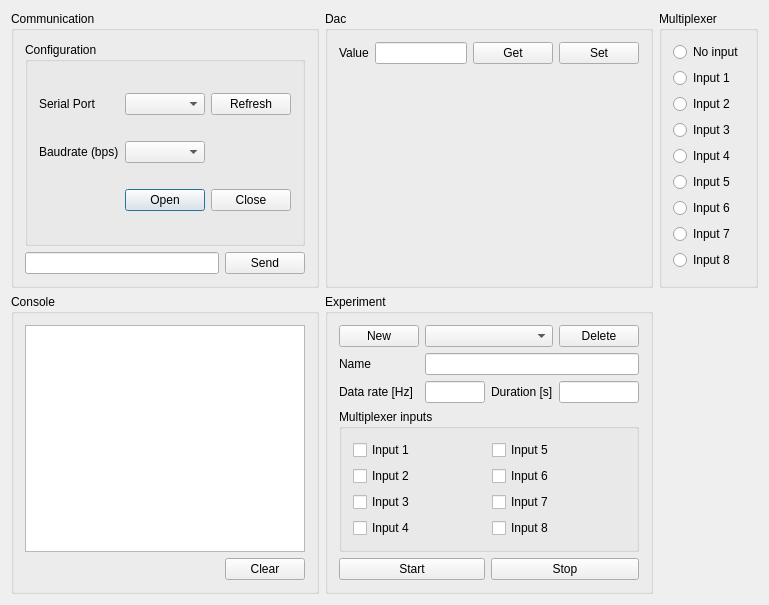
This is InterfaceDSPIC.ui in GaruPeng/MicroTIP-GUI as Qt 5 draws it before an edit. The edited form follows.
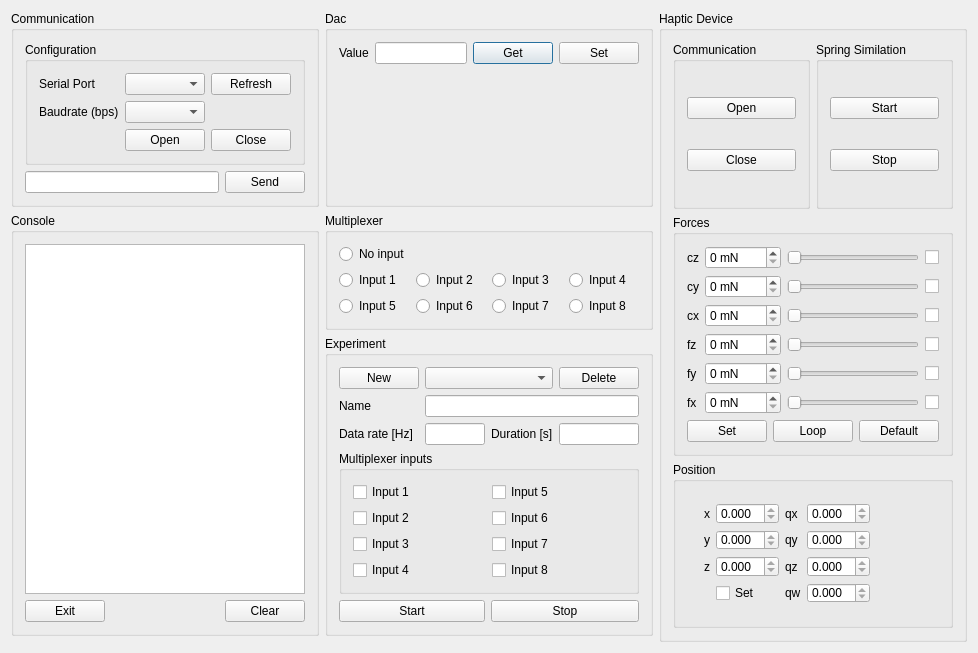
This is the edited form.

Commit message: Add new class Haptic to communicate with haptic device. Add new class Scope to create a chart window. Include library VirtuoseAPI for haptic communication. Update the GUI with new features concerning haptic control. Modified on_newMessage for getting correct DAC message.

```diff
--- a/InterfaceDSPIC.ui
+++ b/InterfaceDSPIC.ui
@@ -6,7 +6,7 @@
    <rect>
     <x>0</x>
     <y>0</y>
-    <width>764</width>
+    <width>882</width>
     <height>605</height>
    </rect>
   </property>
@@ -14,13 +14,66 @@
    <string>InterfaceDSPIC</string>
   </property>
   <layout class="QGridLayout" name="gridLayout">
-   <item row="0" column="2">
+   <item row="0" column="1">
+    <widget class="QGroupBox" name="gpbDac">
+     <property name="title">
+      <string>Dac</string>
+     </property>
+     <layout class="QGridLayout" name="gridLayout_5">
+      <item row="0" column="2">
+       <widget class="QPushButton" name="btnDacGetValue">
+        <property name="text">
+         <string>Get</string>
+        </property>
+       </widget>
+      </item>
+      <item row="0" column="3">
+       <widget class="QPushButton" name="btnDacSetValue">
+        <property name="text">
+         <string>Set</string>
+        </property>
+       </widget>
+      </item>
+      <item row="0" column="1">
+       <widget class="QLineEdit" name="leDacValue">
+        <property name="minimumSize">
+         <size>
+          <width>60</width>
+          <height>0</height>
+         </size>
+        </property>
+       </widget>
+      </item>
+      <item row="1" column="2">
+       <spacer name="vspDac">
+        <property name="orientation">
+         <enum>Qt::Vertical</enum>
+        </property>
+        <property name="sizeHint" stdset="0">
+         <size>
+          <width>20</width>
+          <height>40</height>
+         </size>
+        </property>
+       </spacer>
+      </item>
+      <item row="0" column="0">
+       <widget class="QLabel" name="lblDacValue">
+        <property name="text">
+         <string>Value</string>
+        </property>
+       </widget>
+      </item>
+     </layout>
+    </widget>
+   </item>
+   <item row="1" column="1">
     <widget class="QGroupBox" name="vlyMux">
      <property name="title">
       <string>Multiplexer</string>
      </property>
-     <layout class="QVBoxLayout" name="verticalLayout">
-      <item>
+     <layout class="QGridLayout" name="gridLayout_14">
+      <item row="0" column="0">
        <widget class="QRadioButton" name="radMuxNoInput">
         <property name="text">
          <string>No input</string>
@@ -30,7 +83,7 @@
         </attribute>
        </widget>
       </item>
-      <item>
+      <item row="1" column="0">
        <widget class="QRadioButton" name="radMuxInput1">
         <property name="text">
          <string>Input 1</string>
@@ -40,7 +93,7 @@
         </attribute>
        </widget>
       </item>
-      <item>
+      <item row="1" column="1">
        <widget class="QRadioButton" name="radMuxInput2">
         <property name="text">
          <string>Input 2</string>
@@ -50,7 +103,7 @@
         </attribute>
        </widget>
       </item>
-      <item>
+      <item row="1" column="2">
        <widget class="QRadioButton" name="radMuxInput3">
         <property name="text">
          <string>Input 3</string>
@@ -60,7 +113,7 @@
         </attribute>
        </widget>
       </item>
-      <item>
+      <item row="1" column="3">
        <widget class="QRadioButton" name="radMuxInput4">
         <property name="text">
          <string>Input 4</string>
@@ -70,7 +123,7 @@
         </attribute>
        </widget>
       </item>
-      <item>
+      <item row="2" column="0">
        <widget class="QRadioButton" name="radMuxInput5">
         <property name="text">
          <string>Input 5</string>
@@ -80,7 +133,7 @@
         </attribute>
        </widget>
       </item>
-      <item>
+      <item row="2" column="1">
        <widget class="QRadioButton" name="radMuxInput6">
         <property name="text">
          <string>Input 6</string>
@@ -90,7 +143,7 @@
         </attribute>
        </widget>
       </item>
-      <item>
+      <item row="2" column="2">
        <widget class="QRadioButton" name="radMuxInput7">
         <property name="text">
          <string>Input 7</string>
@@ -100,7 +153,7 @@
         </attribute>
        </widget>
       </item>
-      <item>
+      <item row="2" column="3">
        <widget class="QRadioButton" name="radMuxInput8">
         <property name="text">
          <string>Input 8</string>
@@ -192,66 +245,27 @@
      </layout>
     </widget>
    </item>
-   <item row="0" column="1">
-    <widget class="QGroupBox" name="gpbDac">
-     <property name="title">
-      <string>Dac</string>
-     </property>
-     <layout class="QGridLayout" name="gridLayout_5">
-      <item row="0" column="2">
-       <widget class="QPushButton" name="btnDacGetValue">
-        <property name="text">
-         <string>Get</string>
-        </property>
-       </widget>
-      </item>
-      <item row="0" column="0">
-       <widget class="QLabel" name="lblDacValue">
-        <property name="text">
-         <string>Value</string>
-        </property>
-       </widget>
-      </item>
-      <item row="0" column="1">
-       <widget class="QLineEdit" name="leDacValue">
-        <property name="minimumSize">
-         <size>
-          <width>60</width>
-          <height>0</height>
-         </size>
-        </property>
-       </widget>
-      </item>
-      <item row="0" column="3">
-       <widget class="QPushButton" name="btnDacSetValue">
-        <property name="text">
-         <string>Set</string>
-        </property>
-       </widget>
-      </item>
-      <item row="1" column="2">
-       <spacer name="vspDac">
-        <property name="orientation">
-         <enum>Qt::Vertical</enum>
-        </property>
-        <property name="sizeHint" stdset="0">
-         <size>
-          <width>20</width>
-          <height>40</height>
-         </size>
-        </property>
-       </spacer>
-      </item>
-     </layout>
-    </widget>
-   </item>
-   <item row="1" column="0">
+   <item row="1" column="0" rowspan="2">
     <widget class="QGroupBox" name="gbpConsole">
      <property name="title">
       <string>Console</string>
      </property>
      <layout class="QGridLayout" name="gridLayout_4">
-      <item row="2" column="0" colspan="4">
+      <item row="3" column="3">
+       <widget class="QPushButton" name="btnClearConsole">
+        <property name="text">
+         <string>Clear</string>
+        </property>
+       </widget>
+      </item>
+      <item row="3" column="0">
+       <widget class="QPushButton" name="btnExit">
+        <property name="text">
+         <string>Exit</string>
+        </property>
+       </widget>
+      </item>
+      <item row="1" column="0" rowspan="2" colspan="4">
        <widget class="QTextEdit" name="teConsole">
         <property name="enabled">
          <bool>true</bool>
@@ -264,17 +278,595 @@
         </property>
        </widget>
       </item>
-      <item row="3" column="3">
-       <widget class="QPushButton" name="btnClearConsole">
-        <property name="text">
-         <string>Clear</string>
+     </layout>
+    </widget>
+   </item>
+   <item row="0" column="3" rowspan="4">
+    <widget class="QGroupBox" name="gpbHaptic">
+     <property name="title">
+      <string>Haptic Device</string>
+     </property>
+     <layout class="QGridLayout" name="gridLayout_12">
+      <item row="0" column="1">
+       <widget class="QGroupBox" name="gpbHapticSim">
+        <property name="title">
+         <string>Spring Similation</string>
         </property>
+        <layout class="QGridLayout" name="gridLayout_6">
+         <item row="0" column="0">
+          <widget class="QPushButton" name="btnStartHapticSim">
+           <property name="text">
+            <string>Start</string>
+           </property>
+          </widget>
+         </item>
+         <item row="1" column="0">
+          <widget class="QPushButton" name="btnStopHapticSim">
+           <property name="text">
+            <string>Stop</string>
+           </property>
+          </widget>
+         </item>
+        </layout>
        </widget>
       </item>
+      <item row="2" column="0" colspan="2">
+       <widget class="QGroupBox" name="gpbHapticForce">
+        <property name="title">
+         <string>Forces</string>
+        </property>
+        <layout class="QGridLayout" name="gridLayout_11">
+         <item row="1" column="1">
+          <widget class="QPushButton" name="btnHapticLoopForce">
+           <property name="text">
+            <string>Loop</string>
+           </property>
+          </widget>
+         </item>
+         <item row="1" column="2">
+          <widget class="QPushButton" name="btnHapticDefaultForce">
+           <property name="text">
+            <string>Default</string>
+           </property>
+          </widget>
+         </item>
+         <item row="1" column="0">
+          <widget class="QPushButton" name="btnHapticSetForce">
+           <property name="text">
+            <string>Set</string>
+           </property>
+          </widget>
+         </item>
+         <item row="0" column="0" colspan="3">
+          <layout class="QGridLayout" name="gridLayout_8">
+           <property name="sizeConstraint">
+            <enum>QLayout::SetMinimumSize</enum>
+           </property>
+           <item row="4" column="2">
+            <widget class="QSlider" name="sldAxe2">
+             <property name="maximum">
+              <number>1000</number>
+             </property>
+             <property name="singleStep">
+              <number>10</number>
+             </property>
+             <property name="pageStep">
+              <number>100</number>
+             </property>
+             <property name="value">
+              <number>0</number>
+             </property>
+             <property name="orientation">
+              <enum>Qt::Horizontal</enum>
+             </property>
+            </widget>
+           </item>
+           <item row="5" column="0">
+            <widget class="QLabel" name="lblAxe1">
+             <property name="text">
+              <string>fx</string>
+             </property>
+            </widget>
+           </item>
+           <item row="1" column="2">
+            <widget class="QSlider" name="sldAxe5">
+             <property name="maximum">
+              <number>1000</number>
+             </property>
+             <property name="singleStep">
+              <number>10</number>
+             </property>
+             <property name="pageStep">
+              <number>100</number>
+             </property>
+             <property name="orientation">
+              <enum>Qt::Horizontal</enum>
+             </property>
+            </widget>
+           </item>
+           <item row="0" column="1">
+            <widget class="QSpinBox" name="spbAxe6">
+             <property name="suffix">
+              <string> mN</string>
+             </property>
+             <property name="maximum">
+              <number>1000</number>
+             </property>
+             <property name="singleStep">
+              <number>10</number>
+             </property>
+            </widget>
+           </item>
+           <item row="1" column="1">
+            <widget class="QSpinBox" name="spbAxe5">
+             <property name="suffix">
+              <string> mN</string>
+             </property>
+             <property name="maximum">
+              <number>1000</number>
+             </property>
+             <property name="singleStep">
+              <number>10</number>
+             </property>
+            </widget>
+           </item>
+           <item row="0" column="0">
+            <widget class="QLabel" name="lblAxe6">
+             <property name="text">
+              <string>cz</string>
+             </property>
+            </widget>
+           </item>
+           <item row="3" column="0">
+            <widget class="QLabel" name="lblAxe3">
+             <property name="text">
+              <string>fz</string>
+             </property>
+            </widget>
+           </item>
+           <item row="3" column="1">
+            <widget class="QSpinBox" name="spbAxe3">
+             <property name="suffix">
+              <string> mN</string>
+             </property>
+             <property name="maximum">
+              <number>1000</number>
+             </property>
+             <property name="singleStep">
+              <number>10</number>
+             </property>
+             <property name="value">
+              <number>0</number>
+             </property>
+            </widget>
+           </item>
+           <item row="5" column="2">
+            <widget class="QSlider" name="sldAxe1">
+             <property name="maximum">
+              <number>1000</number>
+             </property>
+             <property name="singleStep">
+              <number>10</number>
+             </property>
+             <property name="pageStep">
+              <number>100</number>
+             </property>
+             <property name="value">
+              <number>0</number>
+             </property>
+             <property name="orientation">
+              <enum>Qt::Horizontal</enum>
+             </property>
+            </widget>
+           </item>
+           <item row="2" column="1">
+            <widget class="QSpinBox" name="spbAxe4">
+             <property name="suffix">
+              <string> mN</string>
+             </property>
+             <property name="maximum">
+              <number>1000</number>
+             </property>
+             <property name="singleStep">
+              <number>10</number>
+             </property>
+            </widget>
+           </item>
+           <item row="5" column="1">
+            <widget class="QSpinBox" name="spbAxe1">
+             <property name="suffix">
+              <string> mN</string>
+             </property>
+             <property name="maximum">
+              <number>1000</number>
+             </property>
+             <property name="singleStep">
+              <number>10</number>
+             </property>
+             <property name="value">
+              <number>0</number>
+             </property>
+            </widget>
+           </item>
+           <item row="4" column="1">
+            <widget class="QSpinBox" name="spbAxe2">
+             <property name="suffix">
+              <string> mN</string>
+             </property>
+             <property name="maximum">
+              <number>1000</number>
+             </property>
+             <property name="singleStep">
+              <number>10</number>
+             </property>
+             <property name="value">
+              <number>0</number>
+             </property>
+            </widget>
+           </item>
+           <item row="2" column="2">
+            <widget class="QSlider" name="sldAxe4">
+             <property name="maximum">
+              <number>1000</number>
+             </property>
+             <property name="singleStep">
+              <number>10</number>
+             </property>
+             <property name="pageStep">
+              <number>100</number>
+             </property>
+             <property name="orientation">
+              <enum>Qt::Horizontal</enum>
+             </property>
+            </widget>
+           </item>
+           <item row="0" column="2">
+            <widget class="QSlider" name="sldAxe6">
+             <property name="maximum">
+              <number>1000</number>
+             </property>
+             <property name="singleStep">
+              <number>10</number>
+             </property>
+             <property name="pageStep">
+              <number>100</number>
+             </property>
+             <property name="orientation">
+              <enum>Qt::Horizontal</enum>
+             </property>
+             <property name="tickPosition">
+              <enum>QSlider::NoTicks</enum>
+             </property>
+            </widget>
+           </item>
+           <item row="2" column="0">
+            <widget class="QLabel" name="lblAxe4">
+             <property name="text">
+              <string>cx</string>
+             </property>
+            </widget>
+           </item>
+           <item row="1" column="0">
+            <widget class="QLabel" name="lblAxe5">
+             <property name="text">
+              <string>cy</string>
+             </property>
+            </widget>
+           </item>
+           <item row="3" column="2">
+            <widget class="QSlider" name="sldAxe3">
+             <property name="maximum">
+              <number>1000</number>
+             </property>
+             <property name="singleStep">
+              <number>10</number>
+             </property>
+             <property name="pageStep">
+              <number>100</number>
+             </property>
+             <property name="value">
+              <number>0</number>
+             </property>
+             <property name="orientation">
+              <enum>Qt::Horizontal</enum>
+             </property>
+             <property name="invertedControls">
+              <bool>false</bool>
+             </property>
+            </widget>
+           </item>
+           <item row="4" column="3">
+            <widget class="QCheckBox" name="ckbAxe2">
+             <property name="text">
+              <string/>
+             </property>
+            </widget>
+           </item>
+           <item row="4" column="0">
+            <widget class="QLabel" name="lblAxe2">
+             <property name="text">
+              <string>fy</string>
+             </property>
+            </widget>
+           </item>
+           <item row="2" column="3">
+            <widget class="QCheckBox" name="ckbAxe4">
+             <property name="text">
+              <string/>
+             </property>
+            </widget>
+           </item>
+           <item row="3" column="3">
+            <widget class="QCheckBox" name="ckbAxe3">
+             <property name="text">
+              <string/>
+             </property>
+            </widget>
+           </item>
+           <item row="0" column="3">
+            <widget class="QCheckBox" name="ckbAxe6">
+             <property name="text">
+              <string/>
+             </property>
+            </widget>
+           </item>
+           <item row="1" column="3">
+            <widget class="QCheckBox" name="ckbAxe5">
+             <property name="text">
+              <string/>
+             </property>
+            </widget>
+           </item>
+           <item row="5" column="3">
+            <widget class="QCheckBox" name="ckbAxe1">
+             <property name="text">
+              <string/>
+             </property>
+            </widget>
+           </item>
+          </layout>
+         </item>
+        </layout>
+       </widget>
+      </item>
+      <item row="0" column="0">
+       <widget class="QGroupBox" name="gpbHapticComm">
+        <property name="title">
+         <string>Communication</string>
+        </property>
+        <layout class="QGridLayout" name="gridLayout_7">
+         <item row="0" column="0">
+          <widget class="QPushButton" name="btnOpenHapticComm">
+           <property name="text">
+            <string>Open</string>
+           </property>
+          </widget>
+         </item>
+         <item row="1" column="0">
+          <widget class="QPushButton" name="btnCloseHapticComm">
+           <property name="text">
+            <string>Close</string>
+           </property>
+          </widget>
+         </item>
+        </layout>
+       </widget>
+      </item>
+      <item row="3" column="0" colspan="2">
+       <widget class="QGroupBox" name="gpbHapticPos">
+        <property name="title">
+         <string>Position</string>
+        </property>
+        <widget class="QWidget" name="layoutWidget">
+         <property name="geometry">
+          <rect>
+           <x>20</x>
+           <y>30</y>
+           <width>188</width>
+           <height>122</height>
+          </rect>
+         </property>
+         <layout class="QGridLayout" name="gridLayout_13">
+          <item row="2" column="1">
+           <widget class="QDoubleSpinBox" name="spbPosZ">
+            <property name="readOnly">
+             <bool>true</bool>
+            </property>
+            <property name="decimals">
+             <number>3</number>
+            </property>
+            <property name="minimum">
+             <double>-1000.000000000000000</double>
+            </property>
+            <property name="maximum">
+             <double>1000.000000000000000</double>
+            </property>
+            <property name="value">
+             <double>0.000000000000000</double>
+            </property>
+           </widget>
+          </item>
+          <item row="3" column="2">
+           <widget class="QLabel" name="lblPosQW">
+            <property name="text">
+             <string>qw</string>
+            </property>
+           </widget>
+          </item>
+          <item row="1" column="3">
+           <widget class="QDoubleSpinBox" name="spbPosQY">
+            <property name="readOnly">
+             <bool>true</bool>
+            </property>
+            <property name="decimals">
+             <number>3</number>
+            </property>
+            <property name="minimum">
+             <double>-1000.000000000000000</double>
+            </property>
+            <property name="maximum">
+             <double>1000.000000000000000</double>
+            </property>
+            <property name="value">
+             <double>0.000000000000000</double>
+            </property>
+           </widget>
+          </item>
+          <item row="2" column="3">
+           <widget class="QDoubleSpinBox" name="spbPosQZ">
+            <property name="readOnly">
+             <bool>true</bool>
+            </property>
+            <property name="decimals">
+             <number>3</number>
+            </property>
+            <property name="minimum">
+             <double>-1000.000000000000000</double>
+            </property>
+            <property name="maximum">
+             <double>1000.000000000000000</double>
+            </property>
+           </widget>
+          </item>
+          <item row="0" column="3">
+           <widget class="QDoubleSpinBox" name="spbPosQX">
+            <property name="readOnly">
+             <bool>true</bool>
+            </property>
+            <property name="decimals">
+             <number>3</number>
+            </property>
+            <property name="minimum">
+             <double>-1000.000000000000000</double>
+            </property>
+            <property name="maximum">
+             <double>1000.000000000000000</double>
+            </property>
+            <property name="value">
+             <double>0.000000000000000</double>
+            </property>
+           </widget>
+          </item>
+          <item row="0" column="1">
+           <widget class="QDoubleSpinBox" name="spbPosX">
+            <property name="readOnly">
+             <bool>true</bool>
+            </property>
+            <property name="decimals">
+             <number>3</number>
+            </property>
+            <property name="minimum">
+             <double>-1000.000000000000000</double>
+            </property>
+            <property name="maximum">
+             <double>1000.000000000000000</double>
+            </property>
+            <property name="value">
+             <double>0.000000000000000</double>
+            </property>
+           </widget>
+          </item>
+          <item row="0" column="0">
+           <widget class="QLabel" name="lblPosX">
+            <property name="text">
+             <string>x</string>
+            </property>
+           </widget>
+          </item>
+          <item row="1" column="0">
+           <widget class="QLabel" name="lblPosY">
+            <property name="text">
+             <string>y</string>
+            </property>
+           </widget>
+          </item>
+          <item row="3" column="3">
+           <widget class="QDoubleSpinBox" name="spbPosQW">
+            <property name="readOnly">
+             <bool>true</bool>
+            </property>
+            <property name="decimals">
+             <number>3</number>
+            </property>
+            <property name="minimum">
+             <double>-1000.000000000000000</double>
+            </property>
+            <property name="maximum">
+             <double>1000.000000000000000</double>
+            </property>
+           </widget>
+          </item>
+          <item row="2" column="0">
+           <widget class="QLabel" name="lblPosZ">
+            <property name="text">
+             <string>z</string>
+            </property>
+           </widget>
+          </item>
+          <item row="2" column="2">
+           <widget class="QLabel" name="lblPosQZ">
+            <property name="text">
+             <string>qz</string>
+            </property>
+           </widget>
+          </item>
+          <item row="1" column="2">
+           <widget class="QLabel" name="lblPosQY">
+            <property name="text">
+             <string>qy</string>
+            </property>
+           </widget>
+          </item>
+          <item row="1" column="1">
+           <widget class="QDoubleSpinBox" name="spbPosY">
+            <property name="readOnly">
+             <bool>true</bool>
+            </property>
+            <property name="decimals">
+             <number>3</number>
+            </property>
+            <property name="minimum">
+             <double>-1000.000000000000000</double>
+            </property>
+            <property name="maximum">
+             <double>1000.000000000000000</double>
+            </property>
+            <property name="value">
+             <double>0.000000000000000</double>
+            </property>
+           </widget>
+          </item>
+          <item row="0" column="2">
+           <widget class="QLabel" name="lblPosQX">
+            <property name="text">
+             <string>qx</string>
+            </property>
+           </widget>
+          </item>
+          <item row="3" column="1">
+           <widget class="QCheckBox" name="ckbPosSet">
+            <property name="text">
+             <string>Set</string>
+            </property>
+            <property name="checkable">
+             <bool>true</bool>
+            </property>
+            <property name="checked">
+             <bool>false</bool>
+            </property>
+            <property name="tristate">
+             <bool>false</bool>
+            </property>
+           </widget>
+          </item>
+         </layout>
+        </widget>
+       </widget>
+      </item>
      </layout>
     </widget>
    </item>
-   <item row="1" column="1">
+   <item row="2" column="1">
     <widget class="QGroupBox" name="gpbExperiment">
      <property name="title">
       <string>Experiment</string>
```
Left out of the diff: 271 changed lines with no effect on the pictures. The commit also changes 12 other files.
